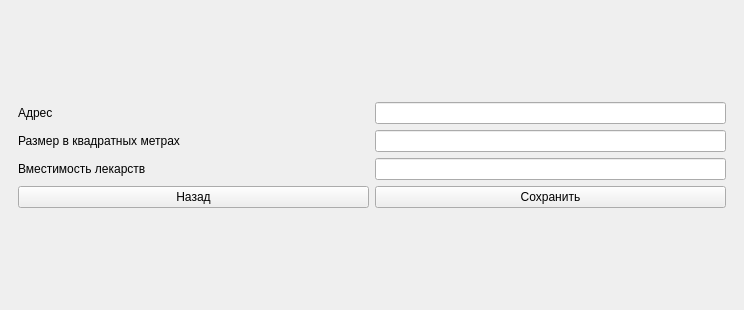
Before: the Qt Designer form mainwindow.ui in Toxicattack4up/AptekaService, drawn with Qt 5.
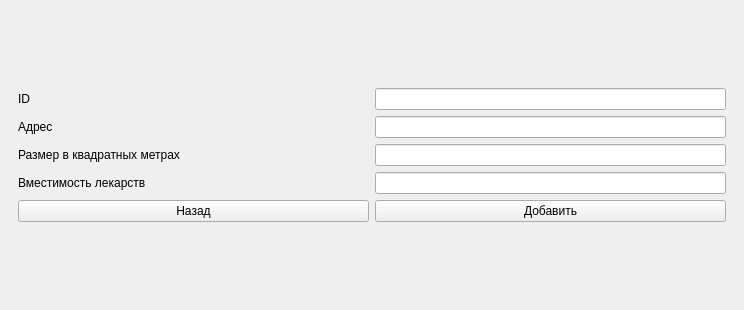
After: the same form once the commit is applied. The open tabs and pages were chosen to show the change.

Patch:
```diff
--- a/mainwindow.ui
+++ b/mainwindow.ui
@@ -539,37 +539,51 @@
         <item row="0" column="0">
          <layout class="QGridLayout" name="Admin_menu_add_pharmacy">
           <item row="2" column="0">
+           <widget class="QLabel" name="square_label">
+            <property name="text">
+             <string>Размер в квадратных метрах</string>
+            </property>
+           </widget>
+          </item>
+          <item row="3" column="1">
+           <widget class="QLineEdit" name="countItems_lineEdit">
+            <property name="sizePolicy">
+             <sizepolicy hsizetype="Preferred" vsizetype="Fixed">
+              <horstretch>0</horstretch>
+              <verstretch>0</verstretch>
+             </sizepolicy>
+            </property>
+           </widget>
+          </item>
+          <item row="4" column="1">
+           <widget class="QPushButton" name="add_pharmacy_pushButton">
+            <property name="text">
+             <string>Добавить</string>
+            </property>
+           </widget>
+          </item>
+          <item row="3" column="0">
            <widget class="QLabel" name="coutItems_label">
             <property name="text">
              <string>Вместимость лекарств</string>
             </property>
            </widget>
           </item>
-          <item row="0" column="0">
+          <item row="4" column="0">
+           <widget class="QPushButton" name="back_to_view_items_pharmacy_pushButton">
+            <property name="text">
+             <string>Назад</string>
+            </property>
+           </widget>
+          </item>
+          <item row="1" column="0">
            <widget class="QLabel" name="adress_label">
             <property name="text">
              <string>Адрес</string>
             </property>
            </widget>
           </item>
-          <item row="2" column="1">
-           <widget class="QLineEdit" name="countItems_lineEdit">
-            <property name="sizePolicy">
-             <sizepolicy hsizetype="Preferred" vsizetype="Fixed">
-              <horstretch>0</horstretch>
-              <verstretch>0</verstretch>
-             </sizepolicy>
-            </property>
-           </widget>
-          </item>
-          <item row="1" column="0">
-           <widget class="QLabel" name="square_label">
-            <property name="text">
-             <string>Размер в квадратных метрах</string>
-            </property>
-           </widget>
-          </item>
-          <item row="0" column="1">
+          <item row="1" column="1">
            <widget class="QLineEdit" name="adress_lineEdit">
             <property name="sizePolicy">
              <sizepolicy hsizetype="Preferred" vsizetype="Fixed">
@@ -579,7 +593,7 @@
             </property>
            </widget>
           </item>
-          <item row="1" column="1">
+          <item row="2" column="1">
            <widget class="QLineEdit" name="square_lineEdit">
             <property name="sizePolicy">
              <sizepolicy hsizetype="Preferred" vsizetype="Fixed">
@@ -589,17 +603,20 @@
             </property>
            </widget>
           </item>
-          <item row="3" column="0">
-           <widget class="QPushButton" name="back_to_view_items_pharmacy_pushButton">
-            <property name="text">
-             <string>Назад</string>
+          <item row="0" column="1">
+           <widget class="QLineEdit" name="Id_pharmacy_lineEdit">
+            <property name="sizePolicy">
+             <sizepolicy hsizetype="Preferred" vsizetype="Fixed">
+              <horstretch>0</horstretch>
+              <verstretch>0</verstretch>
+             </sizepolicy>
             </property>
            </widget>
           </item>
-          <item row="3" column="1">
-           <widget class="QPushButton" name="add_pharmacy_pushButton">
+          <item row="0" column="0">
+           <widget class="QLabel" name="Id_pharmacy_label">
             <property name="text">
-             <string>Сохранить</string>
+             <string>ID</string>
             </property>
            </widget>
           </item>
```
Left out of the diff: 6 changed lines with no effect on the pictures.
